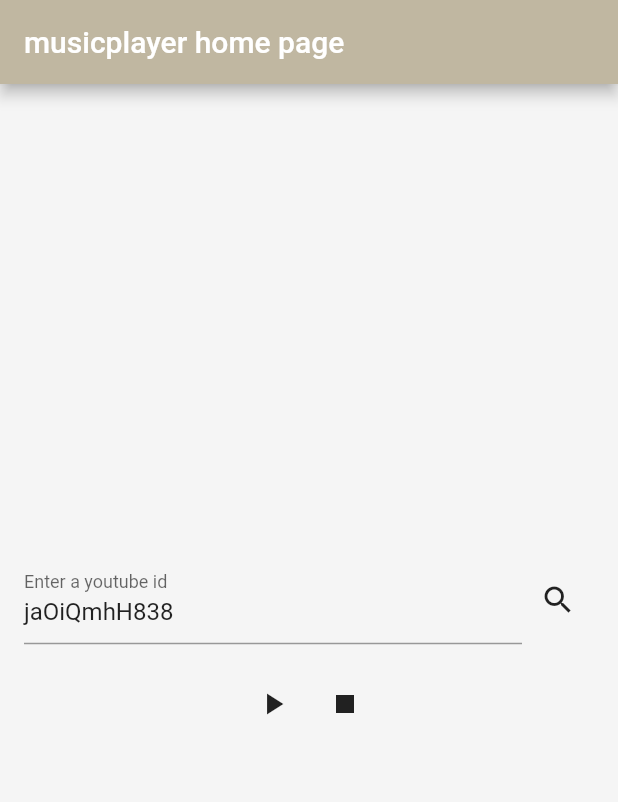
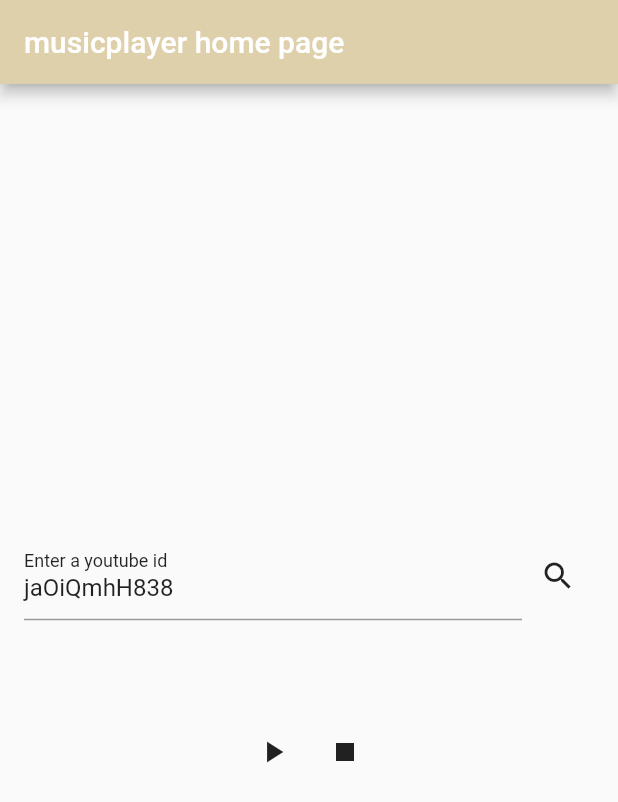
Before and after one commit to tbold/musicplayer_flutter, a Flutter app: the screen it shows after launch, on a phone screen of 412 x 824 dp. Shown: the top 802 px of the screen. Run offline on Flutter 3.47's test engine with Material 2 defaults, Android fonts, the phone set to English and light mode, and no system bars; our stand-ins replace assets_audio_player; missing offline and left inert: youtube_explode_dart.

Commit message:
feat: update theme, add thumbnail url

```diff
--- a/lib/models/audio_detail.dart
+++ b/lib/models/audio_detail.dart
@@ -1,10 +1,12 @@
-import 'package:youtube_explode_dart/youtube_explode_dart.dart';
-
 class AudioDetail {
   String title;
   String artist;
   Duration? duration;
+  String? thumbnailUrl;
 
   AudioDetail(
-      {required this.title, required this.artist, required this.duration});
+      {required this.title,
+      required this.artist,
+      this.duration,
+      this.thumbnailUrl});
 }
--- a/lib/theme.dart
+++ b/lib/theme.dart
@@ -3,17 +3,9 @@ import 'package:flutter/material.dart';
 ThemeData customTheme() {
   final ThemeData lightTheme = ThemeData.light();
   return lightTheme.copyWith(
-      primaryColor: Color(0xffce107c),
+      primaryColor: Color.fromARGB(255, 220, 48, 146),
       indicatorColor: Color(0xFF807A6B),
-      scaffoldBackgroundColor: Color.fromARGB(255, 245, 245, 245),
-      // primaryIconTheme: lightTheme.primaryIconTheme.copyWith(
-      //   color: Colors.white,
-      //   size: 20,
-      // ),
-      // iconTheme: lightTheme.iconTheme.copyWith(
-      //   color: Colors.white,
-      // ),
       appBarTheme: AppBarTheme(
-        backgroundColor: Color.fromARGB(255, 192, 183, 161),
+        backgroundColor: Color.fromARGB(255, 222, 208, 171),
       ));
 }
--- a/lib/video_player_widget.dart
+++ b/lib/video_player_widget.dart
@@ -31,6 +31,7 @@ class _VideoPlayerWidgetState extends State<VideoPlayerWidget> {
   }
 
   void _getAudio() async {
+    if (_searchController.text.trim() == '') return;
     setState(() {
       _isFetchingAudio = true;
     });
@@ -68,7 +69,8 @@ class _VideoPlayerWidgetState extends State<VideoPlayerWidget> {
         _audioDetail = AudioDetail(
             title: videoDetails.title,
             artist: videoDetails.author,
-            duration: videoDetails.duration);
+            duration: videoDetails.duration,
+            thumbnailUrl: videoDetails.thumbnails.mediumResUrl);
       });
     } catch (e) {
       print("something went wrong");
@@ -98,8 +100,14 @@ class _VideoPlayerWidgetState extends State<VideoPlayerWidget> {
             children: [
               Expanded(
                 child: TextField(
-                  decoration:
-                      InputDecoration(label: Text('Enter a youtube id')),
+                  decoration: InputDecoration(
+                      label: Text(
+                    'Enter a youtube id',
+                    style: Theme.of(context)
+                        .textTheme
+                        .bodyMedium!
+                        .copyWith(fontSize: 16),
+                  )),
                   controller: _searchController,
                 ),
               ),
@@ -107,6 +115,10 @@ class _VideoPlayerWidgetState extends State<VideoPlayerWidget> {
                   onPressed: () async => _getAudio(), icon: Icon(Icons.search))
             ],
           ),
+          const SizedBox(height: 48),
+          _isFetchingAudio
+              ? CircularProgressIndicator()
+              : AudioDetailWidget(audioDetail: _audioDetail),
           const SizedBox(height: 16),
           Row(
             mainAxisAlignment: MainAxisAlignment.center,
@@ -135,10 +147,6 @@ class _VideoPlayerWidgetState extends State<VideoPlayerWidget> {
               ),
             ],
           ),
-          const SizedBox(height: 16),
-          _isFetchingAudio
-              ? CircularProgressIndicator()
-              : AudioDetailWidget(audioDetail: _audioDetail),
         ]),
       ),
     );
```
Also changed, not shown: lib/widgets/audio_detail.widget.dart (+50 -3 lines).
